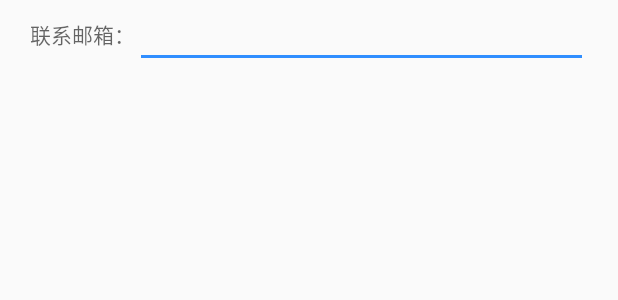
After one commit to Evenss/TicketAssistant, an Android app: the layout dialog_email.xml on its own in the app's theme, with its tools: preview values and no code run, on a phone screen of 412 x 824 dp. The commit adds this screen. Shown: the top 300 px of the screen. Run offline under Robolectric (Android 15) with nearby library versions, the phone set to English and light mode, and no system bars.

Commit message:
设置邮箱逻辑完成

```diff
--- /dev/null
+++ b/app/src/main/res/layout/dialog_email.xml
@@ -0,0 +1,16 @@
+<?xml version="1.0" encoding="utf-8"?>
+<LinearLayout xmlns:android="http://schemas.android.com/apk/res/android"
+    android:layout_width="match_parent"
+    android:layout_height="wrap_content">
+    <TextView
+        android:layout_width="wrap_content"
+        android:layout_height="match_parent"
+        android:layout_marginLeft="20dp"
+        android:gravity="center"
+        android:hint="联系邮箱："/>
+    <EditText
+        android:id="@+id/email"
+        android:layout_width="match_parent"
+        android:layout_height="match_parent"
+        android:layout_marginRight="20dp" />
+</LinearLayout>
```
Also changed, not shown: app/src/main/java/com/graduation/even/graduationclient/constant/API.java (+4 -3 lines), app/src/main/java/com/graduation/even/graduationclient/fragment/MyInfoFragment.java (+91 -24 lines), app/src/main/java/com/graduation/even/graduationclient/net/bean/request/SetEmailRequest.java (added, +17 -0 lines), app/src/main/java/com/graduation/even/graduationclient/net/bean/response/SetEmailResponse.java (added, +12 -0 lines), app/src/main/java/com/graduation/even/graduationclient/net/connector/NetworkConnector.java (+40 -1 lines).
